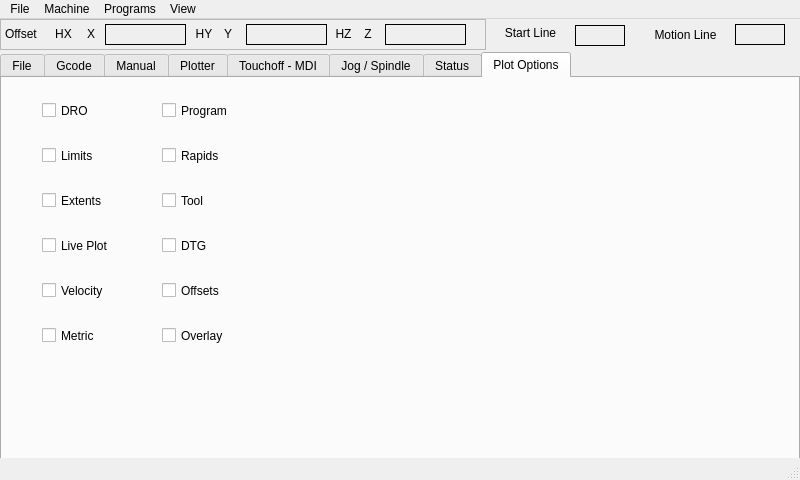
Qt form examples/rpi_mill_3/rpi_mill_3.ui (jethornton/flexgui) before a commit.
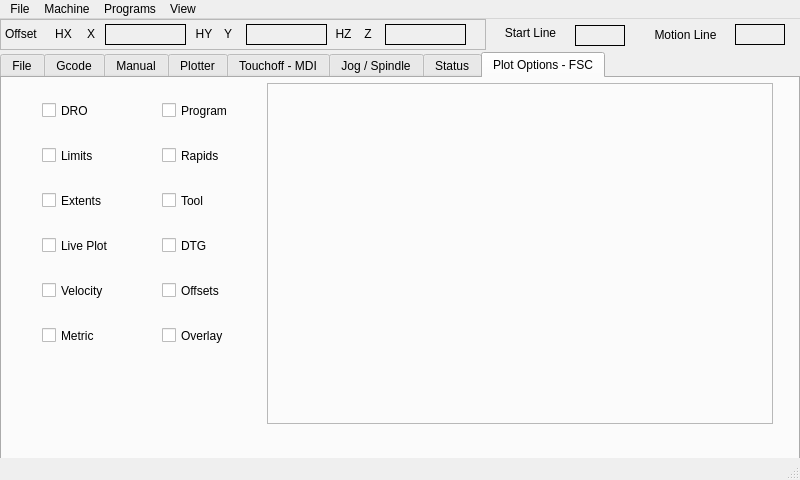
The same form after that commit. The open tabs and pages were chosen to show the change.

```diff
--- a/examples/rpi_mill_3/rpi_mill_3.ui
+++ b/examples/rpi_mill_3/rpi_mill_3.ui
@@ -2903,7 +2903,7 @@
     </widget>
     <widget class="QWidget" name="tab_5">
      <attribute name="title">
-      <string>Plot Options</string>
+      <string>Plot Options - FSC</string>
      </attribute>
      <widget class="QCheckBox" name="view_dro_cb">
       <property name="geometry">
@@ -3112,6 +3112,22 @@
        <bool>false</bool>
       </property>
      </widget>
+     <widget class="QFrame" name="fsc_container">
+      <property name="geometry">
+       <rect>
+        <x>265</x>
+        <y>5</y>
+        <width>506</width>
+        <height>341</height>
+       </rect>
+      </property>
+      <property name="frameShape">
+       <enum>QFrame::StyledPanel</enum>
+      </property>
+      <property name="frameShadow">
+       <enum>QFrame::Raised</enum>
+      </property>
+     </widget>
     </widget>
    </widget>
    <widget class="QFrame" name="frame_4">
```
Left out of the diff: 22 changed lines with no effect on the pictures.
